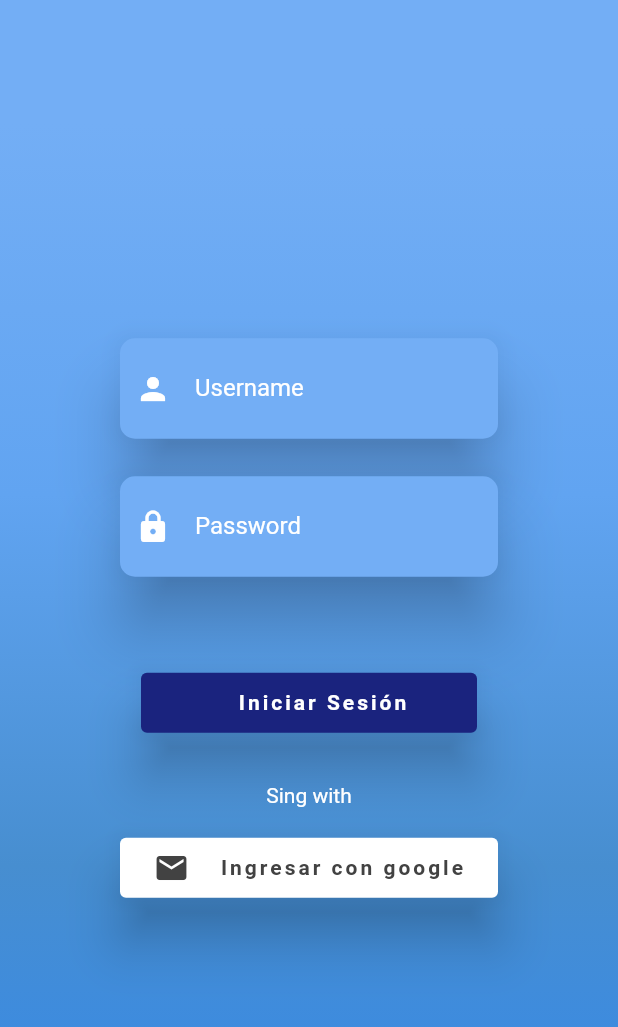
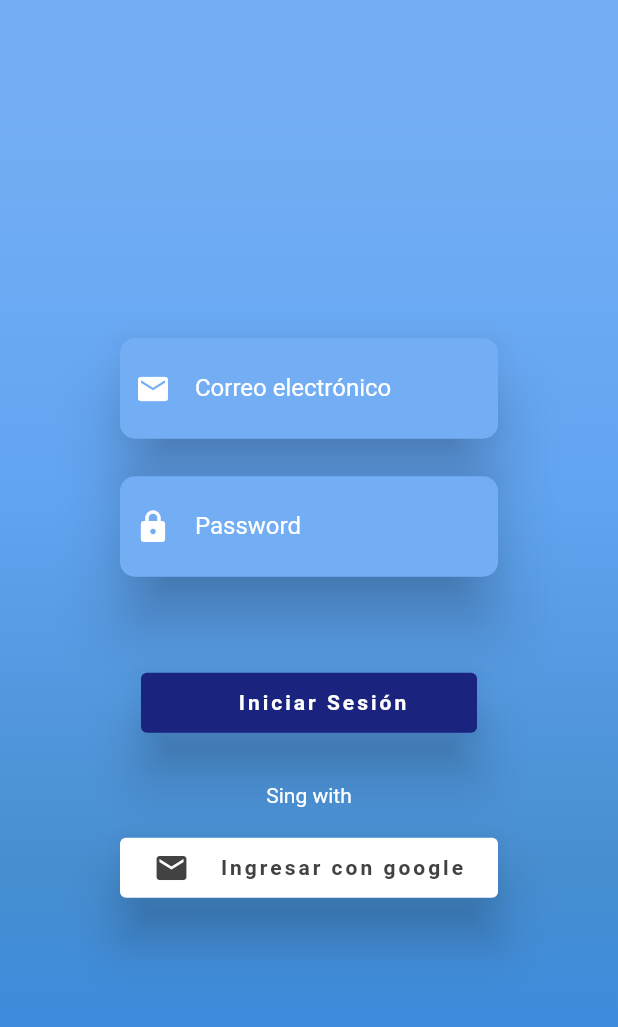
Before and after one commit to sebasfernandezr/flutter_chat_balcoder-1, a Flutter app: the LoginFormPage screen opened directly, on a phone screen of 412 x 824 dp. Shown: the top 1027 px of the screen. Run offline on Flutter 3.47's test engine with Material 2 defaults, Android fonts, the phone set to English and light mode, and no system bars; our stand-ins replace cloud_firestore, firebase_auth, firebase_core; accounts and stored records are empty; statements that could not run were skipped.

Commit message:
Login with firebaseAuth

```diff
--- a/lib/main.dart
+++ b/lib/main.dart
@@ -1,7 +1,9 @@
 import 'package:firebase_core/firebase_core.dart';
 import 'package:flutter/material.dart';
+import 'package:flutter_chat_balcoder/ui/auth/auth_service.dart';
+import 'package:flutter_chat_balcoder/ui/auth/root_page.dart';
 import 'package:flutter_chat_balcoder/ui/home/home_page.dart';
-import 'package:flutter_chat_balcoder/ui/home/login_form_page.dart';
+import 'package:flutter_chat_balcoder/ui/auth/login_form_page.dart';
 
 void main() async {
    WidgetsFlutterBinding.ensureInitialized();
@@ -22,7 +24,7 @@ class MyApp extends StatelessWidget {
       theme: ThemeData(
         primarySwatch: Colors.blue,
       ),
-      home: LoginFormPage(),
+      home: RootPage(authService: new AuthService(),),
     );
   }
 }
--- a/lib/ui/home/login_form_page.dart
+++ b/lib/ui/auth/login_form_page.dart
@@ -1,19 +1,22 @@
 import 'package:flutter/material.dart';
+import 'package:flutter_chat_balcoder/ui/auth/auth_service.dart';
 import 'package:flutter_chat_balcoder/ui/contact/contact_list_page.dart';
 import 'package:flutter_chat_balcoder/ui/contact/contact_services.dart';
 import 'package:flutter_chat_balcoder/ui/contact/model/contact_model.dart';
 import 'package:flutter_chat_balcoder/ui/home/home_page.dart';
 
 class LoginFormPage extends StatefulWidget {
-  LoginFormPage({this.contactModel});
-  ContactModel contactModel;
+  AuthService authService;
+  final VoidCallback onLoggedIn;
+  LoginFormPage({this.authService, this.onLoggedIn});
+
   @override
   _LoginFormPageState createState() => _LoginFormPageState();
 }
 
 class _LoginFormPageState extends State<LoginFormPage> {
-  TextEditingController _username = new TextEditingController();
-  TextEditingController _numeroContacto = new TextEditingController();
+  TextEditingController _cEmail = new TextEditingController();
+  TextEditingController _cPassword = new TextEditingController();
 
   @override
   Widget build(BuildContext context) {
@@ -48,14 +51,14 @@ class _LoginFormPageState extends State<LoginFormPage> {
                   padding: const EdgeInsets.only(
                       top: 4.0, left: 10.0, right: 10.0, bottom: 4.0),
                   child: TextFormField(
-                    controller: _username,
+                    controller: _cEmail,
                     decoration: InputDecoration(
                       border: InputBorder.none,
                       icon: Icon(
-                        Icons.person,
+                        Icons.email,
                         color: Color(0xffFFFFFF),
                       ),
-                      labelText: "Username",
+                      labelText: "Correo electrónico",
                       labelStyle: TextStyle(color: Color(0xffFFFFFF)),
                     ),
                   ),
@@ -73,7 +76,7 @@ class _LoginFormPageState extends State<LoginFormPage> {
                       top: 4.0, left: 10.0, right: 10.0, bottom: 4.0),
                   child: TextFormField(
                     obscureText: true,
-                    controller: _numeroContacto,
+                    controller: _cPassword,
                     decoration: InputDecoration(
                       border: InputBorder.none,
                       icon: Icon(
@@ -85,7 +88,6 @@ class _LoginFormPageState extends State<LoginFormPage> {
                     ),
                   ),
                 ),
-
               ),
               SizedBox(
                 height: 50.0,
@@ -108,17 +110,19 @@ class _LoginFormPageState extends State<LoginFormPage> {
                           shadowColor: Colors.black,
                           elevation: 15.0,
                           textStyle: TextStyle(
-                                letterSpacing: 2.0,
-                                fontWeight: FontWeight.bold)),
-                        onPressed: () {
-                         Navigator.push(context, MaterialPageRoute(builder: (_) {
-                    return HomePage();
-                  }));
+                              letterSpacing: 2.0, fontWeight: FontWeight.bold)),
+                      onPressed: ()async {
+                        var uid = await widget.authService.signIn(_cEmail.text, _cPassword.text);
+                        widget.onLoggedIn();
+
+
                       },
                     ),
                   ),
                 ),
-                SizedBox(height: 20.0,),
+                SizedBox(
+                  height: 20.0,
+                ),
                 Text("Sing with", style: TextStyle(color: Colors.white)),
               ]),
               SizedBox(
@@ -126,7 +130,6 @@ class _LoginFormPageState extends State<LoginFormPage> {
               ),
               Column(
                 children: [
-
                   Container(
                     height: 40,
                     width: 360,
--- a/pubspec.yaml
+++ b/pubspec.yaml
@@ -28,8 +28,9 @@ dependencies:
   # The following adds the Cupertino Icons font to your application.
   # Use with the CupertinoIcons class for iOS style icons.
   cupertino_icons: ^1.0.2
-  firebase_core: ^0.7.0
-  cloud_firestore: ^0.16.0+1
+  firebase_core: ^1.0.1
+  cloud_firestore: ^1.0.1
+  firebase_auth: ^1.0.1
 
 dev_dependencies:
   flutter_test:
```
Also changed, not shown: lib/ui/auth/auth_service.dart (added, +24 -0 lines), lib/ui/auth/model/user_model.dart (added, +35 -0 lines), lib/ui/auth/root_page.dart (added, +82 -0 lines), lib/ui/home/home_page.dart (+20 -4 lines), pubspec.lock, 1 other file. Lines whose indentation alone changed are shown as unchanged.
